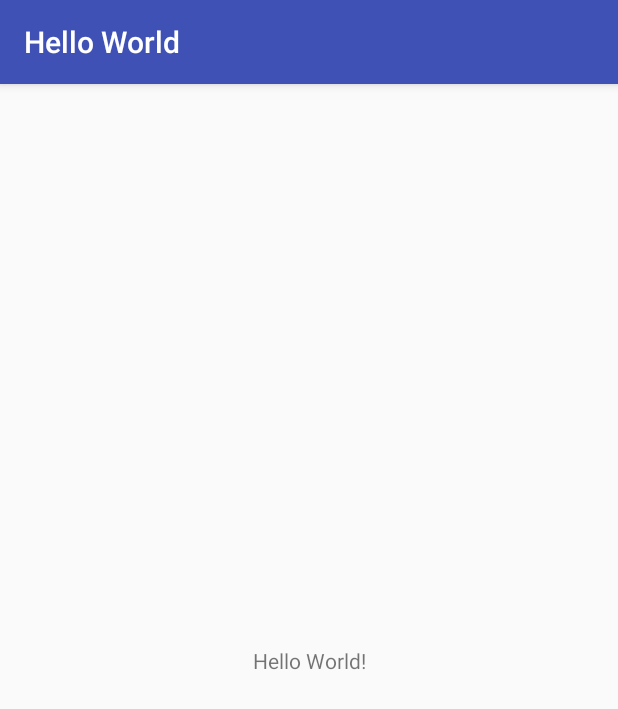
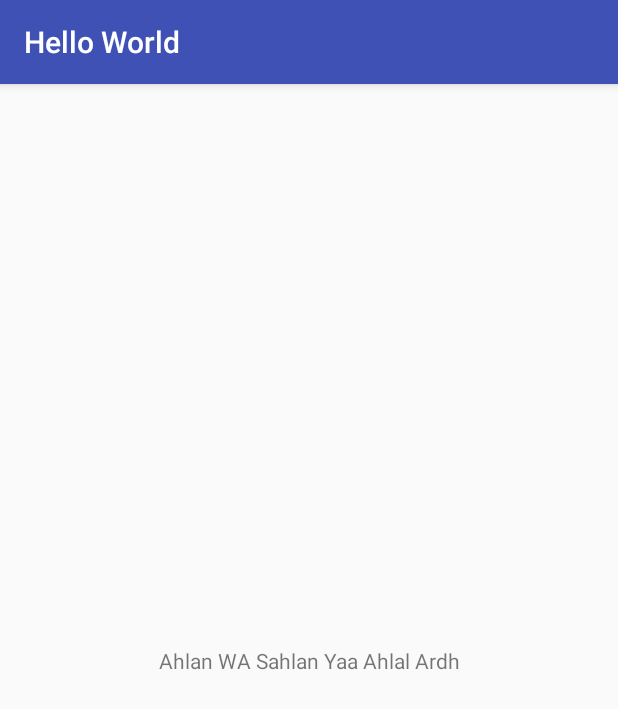
Before and after one commit to thezainic/android_hello_world, an Android app: the screen it shows after launch (MainActivity), on a phone screen of 412 x 824 dp. Shown: the top 709 px of the screen. Run offline under Robolectric (Android 15) with nearby library versions, the phone set to English and light mode, and no system bars.

Commit message:
ubah teks hello world

```diff
--- a/app/src/main/res/layout/activity_main.xml
+++ b/app/src/main/res/layout/activity_main.xml
@@ -9,7 +9,7 @@
     <TextView
         android:layout_width="wrap_content"
         android:layout_height="wrap_content"
-        android:text="Hello World!"
+        android:text="Ahlan WA Sahlan Yaa Ahlal Ardh"
         app:layout_constraintBottom_toBottomOf="parent"
         app:layout_constraintLeft_toLeftOf="parent"
         app:layout_constraintRight_toRightOf="parent"
```
